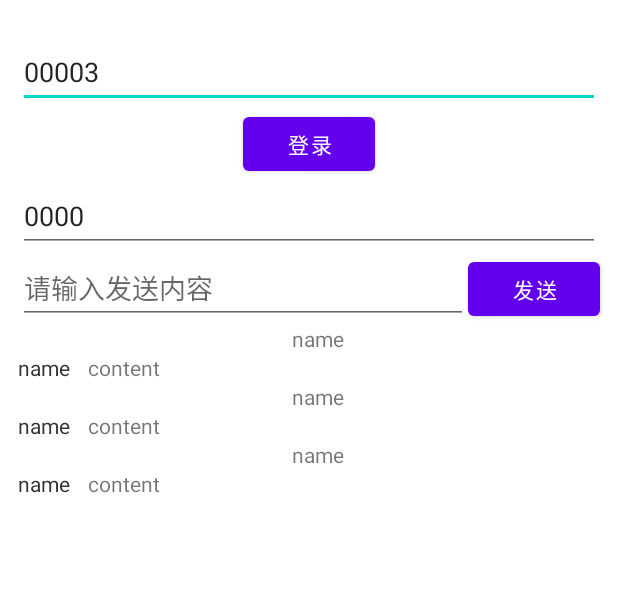
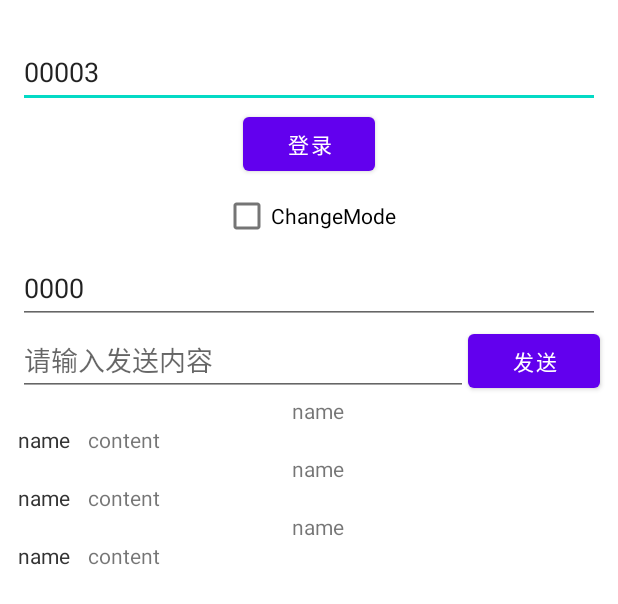
Before and after one commit to Daimhim/imc-core, an Android app: the layout activity_main.xml on its own in the app's theme, with its tools: preview values and no code run, on a phone screen of 412 x 824 dp. Shown: the top 604 px of the screen. Run offline under Robolectric (Android 15) with nearby library versions, the light colour scheme and no system bars.

```diff
--- a/app/src/main/java/org/daimhim/imc_core/demo/MainActivity.kt
+++ b/app/src/main/java/org/daimhim/imc_core/demo/MainActivity.kt
@@ -105,6 +105,9 @@ class MainActivity : AppCompatActivity() {
             _binding.rvList.scrollToPosition(0)
             _binding.editTextTextPersonName2.setText("")
         }
+        _binding.btChangeMode.setOnClickListener {
+            _viewModel.setForeground(!_binding.btChangeMode.isChecked)
+        }
     }
 
     private fun initView() {
--- a/app/src/main/res/layout/activity_main.xml
+++ b/app/src/main/res/layout/activity_main.xml
@@ -28,6 +28,16 @@
             app:layout_constraintStart_toStartOf="parent"
             app:layout_constraintEnd_toEndOf="parent"
     />
+
+    <CheckBox
+            android:text="ChangeMode"
+            android:id="@+id/bt_ChangeMode"
+            android:layout_width="wrap_content"
+            android:layout_height="wrap_content"
+            app:layout_constraintTop_toBottomOf="@+id/button_first"
+            app:layout_constraintStart_toStartOf="parent"
+            app:layout_constraintEnd_toEndOf="parent"
+    />
     <EditText
             android:layout_width="0dp"
             android:layout_height="wrap_content"
@@ -36,7 +46,7 @@
             android:text="0000"
             android:layout_marginHorizontal="12dp"
             android:id="@+id/editTextTextPersonName"
-            app:layout_constraintTop_toBottomOf="@+id/button_first"
+            app:layout_constraintTop_toBottomOf="@+id/bt_ChangeMode"
             app:layout_constraintStart_toStartOf="parent"
             app:layout_constraintEnd_toEndOf="parent"/>
     <EditText
```
Also changed, not shown: imc-core/src/main/java/org/daimhim/imc_core/WebSocketEngine.kt (+19 -4 lines).
